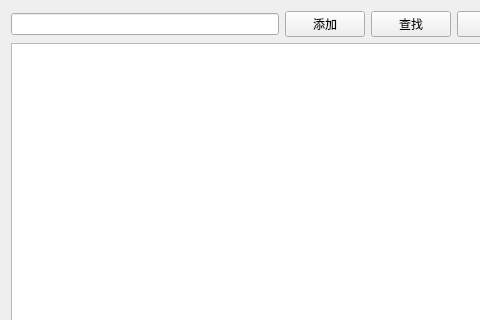
Old version of the form Lab4/patientview.ui in the repository cx-ym/QtCourse; both pictures show x 0 to 480 and y 0 to 320 of the 634 by 480 pixel window.
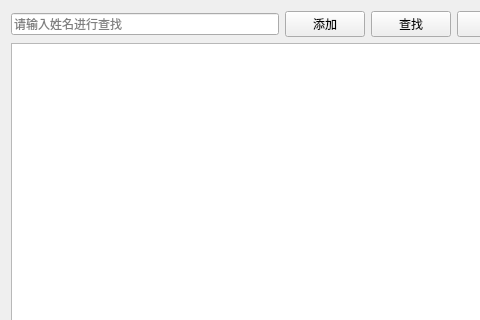
New version of the form.

Patch:
```diff
--- a/Lab4/patientview.ui
+++ b/Lab4/patientview.ui
@@ -17,7 +17,11 @@
    <item>
     <layout class="QHBoxLayout" name="horizontalLayout">
      <item>
-      <widget class="QLineEdit" name="txtSearch"/>
+      <widget class="QLineEdit" name="txtSearch">
+       <property name="placeholderText">
+        <string>请输入姓名进行查找</string>
+       </property>
+      </widget>
      </item>
      <item>
       <widget class="QPushButton" name="btAdd">
```
